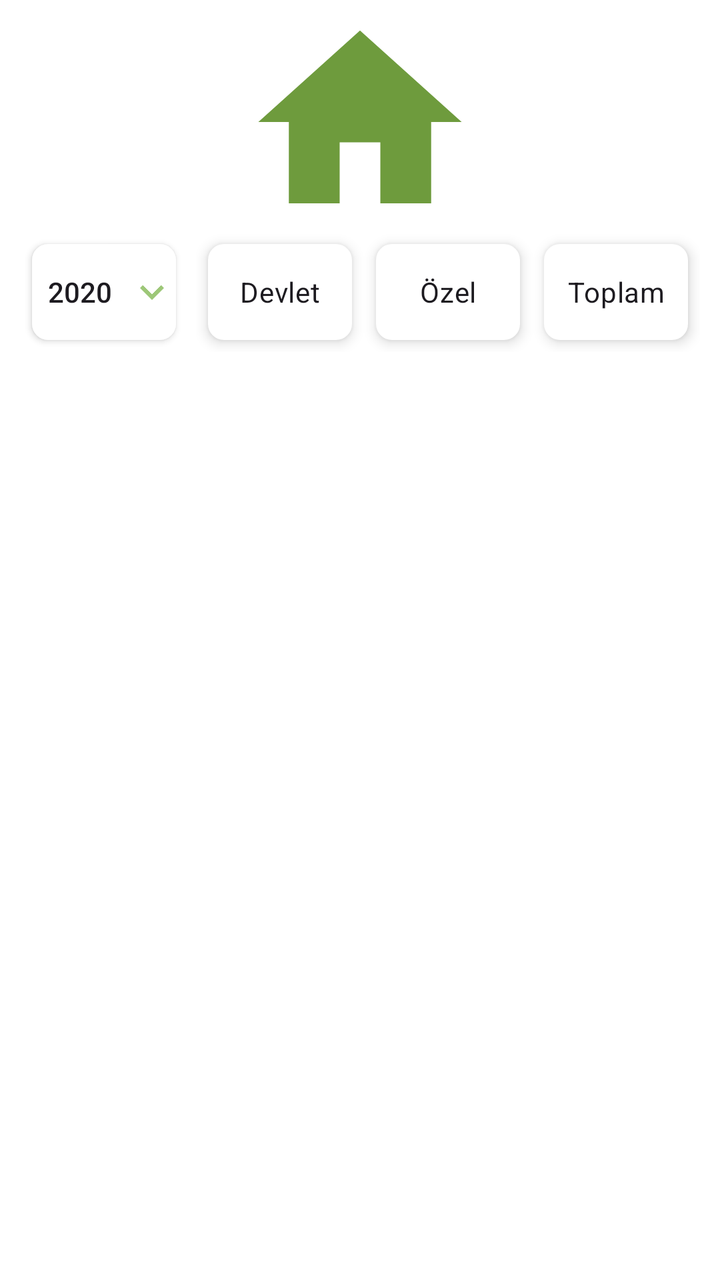
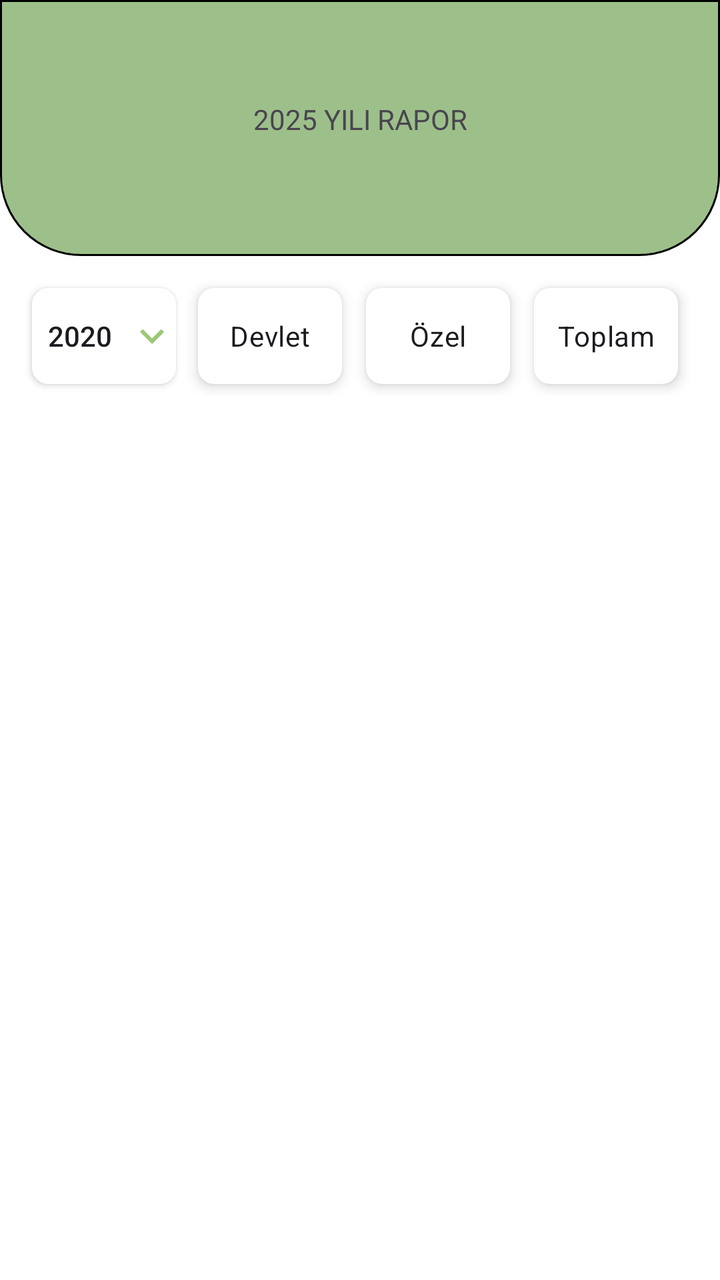

Compare the two renders of this Android layout. The source of the first and the diff that turns it into the second are given below.
<!-- AndroidManifest.xml: application theme Theme.DesignExample -->
<!-- res/layout/fragment_birinci.xml -->
<?xml version="1.0" encoding="utf-8"?>
<androidx.constraintlayout.widget.ConstraintLayout xmlns:android="http://schemas.android.com/apk/res/android"
    xmlns:app="http://schemas.android.com/apk/res-auto"
    xmlns:tools="http://schemas.android.com/tools"
    android:layout_width="match_parent"
    android:layout_height="match_parent"
    android:background="@color/white"
    tools:context=".design.birinciFragment">


    <androidx.cardview.widget.CardView
        android:id="@+id/cardView2"
        android:layout_width="match_parent"
        android:layout_height="wrap_content"
        android:elevation="50dp"
        app:cardElevation="0dp"
        app:layout_constraintEnd_toEndOf="parent"
        app:layout_constraintHorizontal_bias="0.0"
        app:layout_constraintStart_toStartOf="parent"
        tools:layout_editor_absoluteY="300dp">

        <androidx.recyclerview.widget.RecyclerView
            android:id="@+id/bahceSecimRecyclerView"
            android:layout_width="match_parent"
            android:layout_height="wrap_content"
            android:layout_margin="10dp"
            android:orientation="horizontal"
            android:padding="10dp" />
    </androidx.cardview.widget.CardView>

    <RadioGroup
        android:id="@+id/radioGroup2"
        android:layout_width="0dp"
        android:layout_height="wrap_content"
        android:layout_marginEnd="10dp"
        android:orientation="horizontal"
        app:layout_constraintBottom_toBottomOf="@+id/button"
        app:layout_constraintEnd_toEndOf="parent"
        app:layout_constraintTop_toTopOf="@+id/button"
        app:layout_constraintWidth_percent="0.70">

        <RadioButton
            android:id="@+id/radioButton"
            android:layout_width="0dp"
            android:layout_height="wrap_content"
            android:layout_margin="6dp"
            android:layout_weight="1"
            android:background="@drawable/radio_button_selector"
            android:button="@null"
            android:elevation="4dp"
            android:padding="6dp"
            android:text="Devlet"
            android:textAlignment="center" />

        <RadioButton
            android:id="@+id/radioButton2"
            android:layout_width="0dp"
            android:layout_height="wrap_content"
            android:layout_margin="6dp"
            android:layout_marginEnd="10dp"
            android:layout_weight="1"
            android:background="@drawable/radio_button_selector"
            android:button="@null"
            android:elevation="4dp"
            android:padding="6dp"
            android:text="Özel"
            android:textAlignment="center" />

        <RadioButton
            android:id="@+id/radioButton3"
            android:layout_width="0dp"
            android:layout_height="wrap_content"
            android:layout_margin="6dp"
            android:layout_marginEnd="10dp"
            android:layout_weight="1"
            android:background="@drawable/radio_button_selector"
            android:button="@null"
            android:elevation="4dp"
            android:padding="6dp"
            android:text="Toplam"
            android:textAlignment="center" />
    </RadioGroup>

    <androidx.appcompat.widget.AppCompatButton
        android:id="@+id/button"
        android:layout_width="0dp"
        android:layout_height="wrap_content"
        android:layout_marginStart="16dp"
        android:background="@drawable/radio_button_selector"
        android:drawableEnd="@drawable/dropdown_icon"
        android:text="2020"
        app:layout_constraintStart_toStartOf="parent"
        app:layout_constraintTop_toBottomOf="@+id/imageView"
        app:layout_constraintWidth_percent="0.2" />

    <ImageView
        android:id="@+id/imageView"
        android:layout_width="166dp"
        android:layout_height="122dp"
        android:src="@drawable/home_icon"
        app:layout_constraintEnd_toEndOf="parent"
        app:layout_constraintStart_toStartOf="parent"
        app:layout_constraintTop_toTopOf="parent" />


</androidx.constraintlayout.widget.ConstraintLayout>
<!-- resources referenced by this layout -->
<resources>
  <color name="white">#FFFFFFFF</color>
  <!-- drawable dropdown_icon (drawable) -->
  <vector xmlns:android="http://schemas.android.com/apk/res/android" android:height="24dp" android:tint="#9DC778" android:viewportHeight="24" android:viewportWidth="24" android:width="24dp">
        
      <path android:fillColor="@android:color/white" android:pathData="M7.41,8.59L12,13.17l4.59,-4.58L18,10l-6,6 -6,-6 1.41,-1.41z"/>
      
  </vector>
  <!-- drawable home_icon (drawable) -->
  <vector xmlns:android="http://schemas.android.com/apk/res/android" android:height="24dp" android:tint="#6E9B3D" android:viewportHeight="24" android:viewportWidth="24" android:width="24dp">
        
      <path android:fillColor="@android:color/white" android:pathData="M10,20v-6h4v6h5v-8h3L12,3 2,12h3v8z"/>
      
  </vector>
  <!-- drawable radio_button_selector (drawable) -->
  <?xml version="1.0" encoding="utf-8"?>
  <selector xmlns:android="http://schemas.android.com/apk/res/android">
  
      <item android:state_checked="true">
          <shape android:shape="rectangle">
              <solid android:color="#E9FFBF"/>
              <corners android:radius="8dp"/>
          </shape>
      </item>
  
      <item android:state_checked="false">
          <shape android:shape="rectangle">
              <solid android:color="#FFFFFF"/>
              <corners android:radius="8dp"/>
          </shape>
      </item>
  
  
  </selector>
  <style name="Theme.DesignExample" parent="Base.Theme.DesignExample" />
  <style name="Base.Theme.DesignExample" parent="Theme.Material3.DayNight.NoActionBar">
          
          
          <item name="android:statusBarColor">@color/black</item>
      </style>
  <color name="black">#FF000000</color>
</resources>

<!-- the commit's change to res/layout/fragment_birinci.xml (unified diff, before → after) -->
@@ -8,99 +8,113 @@
     tools:context=".design.birinciFragment">
 
 
-    <androidx.cardview.widget.CardView
-        android:id="@+id/cardView2"
+    <TextView
+        android:id="@+id/baslikTextView"
         android:layout_width="match_parent"
-        android:layout_height="wrap_content"
-        android:elevation="50dp"
-        app:cardElevation="0dp"
-        app:layout_constraintEnd_toEndOf="parent"
-        app:layout_constraintHorizontal_bias="0.0"
-        app:layout_constraintStart_toStartOf="parent"
-        tools:layout_editor_absoluteY="300dp">
+        android:layout_height="0dp"
+        android:background="@drawable/textview_background"
+        android:padding="50dp"
+        android:text="2025 YILI RAPOR"
+        android:textAlignment="center"
+        app:layout_constraintHeight_percent="0.2"
+        tools:layout_editor_absoluteX="119dp" />
 
-        <androidx.recyclerview.widget.RecyclerView
-            android:id="@+id/bahceSecimRecyclerView"
+    <ScrollView
+        android:id="@+id/scrollView3"
+        android:layout_width="match_parent"
+        android:layout_height="350dp"
+        app:layout_constraintTop_toBottomOf="@+id/baslikTextView"
+        tools:layout_editor_absoluteX="4dp">
+
+        <androidx.constraintlayout.widget.ConstraintLayout
             android:layout_width="match_parent"
-            android:layout_height="wrap_content"
-            android:layout_margin="10dp"
-            android:orientation="horizontal"
-            android:padding="10dp" />
-    </androidx.cardview.widget.CardView>
+            android:layout_height="match_parent"
+            android:orientation="vertical">
 
-    <RadioGroup
-        android:id="@+id/radioGroup2"
-        android:layout_width="0dp"
-        android:layout_height="wrap_content"
-        android:layout_marginEnd="10dp"
-        android:orientation="horizontal"
-        app:layout_constraintBottom_toBottomOf="@+id/button"
-        app:layout_constraintEnd_toEndOf="parent"
-        app:layout_constraintTop_toTopOf="@+id/button"
-        app:layout_constraintWidth_percent="0.70">
+            <androidx.cardview.widget.CardView
+                android:id="@+id/cardView2"
+                android:layout_width="match_parent"
+                android:layout_height="wrap_content"
+                android:elevation="50dp"
+                app:cardElevation="0dp"
+                app:layout_constraintTop_toBottomOf="@+id/button">
 
-        <RadioButton
-            android:id="@+id/radioButton"
-            android:layout_width="0dp"
-            android:layout_height="wrap_content"
-            android:layout_margin="6dp"
-            android:layout_weight="1"
-            android:background="@drawable/radio_button_selector"
-            android:button="@null"
-            android:elevation="4dp"
-            android:padding="6dp"
-            android:text="Devlet"
-            android:textAlignment="center" />
+                <androidx.recyclerview.widget.RecyclerView
+                    android:id="@+id/bahceSecimRecyclerView"
+                    android:layout_width="match_parent"
+                    android:layout_height="wrap_content"
+                    android:layout_margin="10dp"
+                    android:orientation="horizontal"
+                    android:padding="10dp" />
+            </androidx.cardview.widget.CardView>
 
-        <RadioButton
-            android:id="@+id/radioButton2"
-            android:layout_width="0dp"
-            android:layout_height="wrap_content"
-            android:layout_margin="6dp"
-            android:layout_marginEnd="10dp"
-            android:layout_weight="1"
-            android:background="@drawable/radio_button_selector"
-            android:button="@null"
-            android:elevation="4dp"
-            android:padding="6dp"
-            android:text="Özel"
-            android:textAlignment="center" />
+            <androidx.appcompat.widget.AppCompatButton
+                android:id="@+id/button"
+                android:layout_width="0dp"
+                android:layout_height="wrap_content"
+                android:layout_marginStart="16dp"
+                android:layout_marginTop="16dp"
+                android:background="@drawable/radio_button_selector"
+                android:drawableEnd="@drawable/dropdown_icon"
+                android:text="2020"
+                app:layout_constraintStart_toStartOf="parent"
+                app:layout_constraintTop_toTopOf="parent"
+                app:layout_constraintWidth_percent="0.2" />
 
-        <RadioButton
-            android:id="@+id/radioButton3"
-            android:layout_width="0dp"
-            android:layout_height="wrap_content"
-            android:layout_margin="6dp"
-            android:layout_marginEnd="10dp"
-            android:layout_weight="1"
-            android:background="@drawable/radio_button_selector"
-            android:button="@null"
-            android:elevation="4dp"
-            android:padding="6dp"
-            android:text="Toplam"
-            android:textAlignment="center" />
-    </RadioGroup>
+            <RadioGroup
+                android:id="@+id/radioGroup2"
+                android:layout_width="0dp"
+                android:layout_height="wrap_content"
+                android:layout_marginEnd="15dp"
+                android:orientation="horizontal"
+                app:layout_constraintBottom_toBottomOf="@+id/button"
+                app:layout_constraintEnd_toEndOf="parent"
+                app:layout_constraintTop_toTopOf="@+id/button"
+                app:layout_constraintWidth_percent="0.70">
 
-    <androidx.appcompat.widget.AppCompatButton
-        android:id="@+id/button"
-        android:layout_width="0dp"
-        android:layout_height="wrap_content"
-        android:layout_marginStart="16dp"
-        android:background="@drawable/radio_button_selector"
-        android:drawableEnd="@drawable/dropdown_icon"
-        android:text="2020"
-        app:layout_constraintStart_toStartOf="parent"
-        app:layout_constraintTop_toBottomOf="@+id/imageView"
-        app:layout_constraintWidth_percent="0.2" />
+                <RadioButton
+                    android:id="@+id/radioButton"
+                    android:layout_width="0dp"
+                    android:layout_height="wrap_content"
+                    android:layout_margin="6dp"
+                    android:layout_weight="1"
+                    android:background="@drawable/radio_button_selector"
+                    android:button="@null"
+                    android:elevation="4dp"
+                    android:padding="6dp"
+                    android:text="Devlet"
+                    android:textAlignment="center" />
 
-    <ImageView
-        android:id="@+id/imageView"
-        android:layout_width="166dp"
-        android:layout_height="122dp"
-        android:src="@drawable/home_icon"
-        app:layout_constraintEnd_toEndOf="parent"
-        app:layout_constraintStart_toStartOf="parent"
-        app:layout_constraintTop_toTopOf="parent" />
+                <RadioButton
+                    android:id="@+id/radioButton2"
+                    android:layout_width="0dp"
+                    android:layout_height="wrap_content"
+                    android:layout_margin="6dp"
+                    android:layout_marginEnd="10dp"
+                    android:layout_weight="1"
+                    android:background="@drawable/radio_button_selector"
+                    android:button="@null"
+                    android:elevation="4dp"
+                    android:padding="6dp"
+                    android:text="Özel"
+                    android:textAlignment="center" />
+
+                <RadioButton
+                    android:id="@+id/radioButton3"
+                    android:layout_width="0dp"
+                    android:layout_height="wrap_content"
+                    android:layout_margin="6dp"
+                    android:layout_marginEnd="10dp"
+                    android:layout_weight="1"
+                    android:background="@drawable/radio_button_selector"
+                    android:button="@null"
+                    android:elevation="4dp"
+                    android:padding="6dp"
+                    android:text="Toplam"
+                    android:textAlignment="center" />
+            </RadioGroup>
+        </androidx.constraintlayout.widget.ConstraintLayout>
+    </ScrollView>
 
 
 </androidx.constraintlayout.widget.ConstraintLayout>
<!-- resource entries referenced after the edit -->
@@ -5,12 +5,6 @@
   <vector xmlns:android="http://schemas.android.com/apk/res/android" android:height="24dp" android:tint="#9DC778" android:viewportHeight="24" android:viewportWidth="24" android:width="24dp">
         
       <path android:fillColor="@android:color/white" android:pathData="M7.41,8.59L12,13.17l4.59,-4.58L18,10l-6,6 -6,-6 1.41,-1.41z"/>
-      
-  </vector>
-  <!-- drawable home_icon (drawable) -->
-  <vector xmlns:android="http://schemas.android.com/apk/res/android" android:height="24dp" android:tint="#6E9B3D" android:viewportHeight="24" android:viewportWidth="24" android:width="24dp">
-        
-      <path android:fillColor="@android:color/white" android:pathData="M10,20v-6h4v6h5v-8h3L12,3 2,12h3v8z"/>
       
   </vector>
   <!-- drawable radio_button_selector (drawable) -->
@@ -33,6 +27,27 @@
   
   
   </selector>
+  <!-- drawable textview_background (drawable) -->
+  <?xml version="1.0" encoding="utf-8"?>
+  <shape xmlns:android="http://schemas.android.com/apk/res/android">
+  
+      <stroke
+          android:width="1dp"
+          android:color="@color/black"/>
+      <solid
+          android:color="@color/TextViewGreen"/>
+      <padding
+          android:left="1dp"
+          android:right="1dp"
+          android:top="1dp"
+          android:bottom="1dp"/>
+  
+      <corners android:bottomLeftRadius="40dp"
+              android:bottomRightRadius="40dp"/>
+  
+  
+  
+  </shape>
   <style name="Theme.DesignExample" parent="Base.Theme.DesignExample" />
   <style name="Base.Theme.DesignExample" parent="Theme.Material3.DayNight.NoActionBar">
           
@@ -40,5 +55,6 @@
           <item name="android:statusBarColor">@color/black</item>
       </style>
   <color name="black">#FF000000</color>
+  <color name="TextViewGreen">#9DC08B</color>
 </resources>
 
